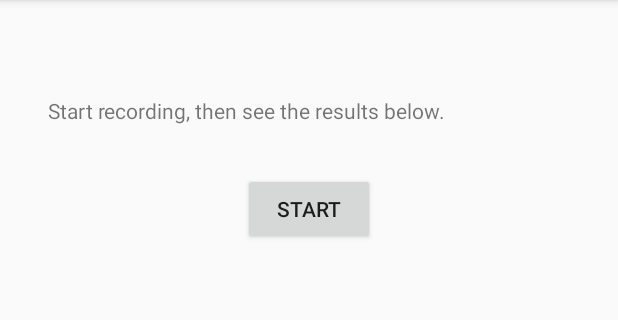
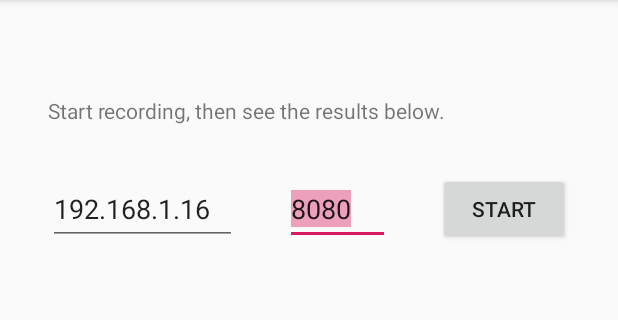
Before and after one commit to ericbf/LanguageHelper, an Android app: the screen it shows after launch (MainActivity), on a phone screen of 412 x 824 dp, the part 84-404 px from its top. Run offline under Robolectric (Android 15) with nearby library versions, the phone set to English and light mode, and no system bars.

Commit message:
Add field for host and port
This lets the user select the host and port of the socket that will receive the data.

```diff
--- a/app/src/main/java/life/ferreira/languagehelper/MainActivity.kt
+++ b/app/src/main/java/life/ferreira/languagehelper/MainActivity.kt
@@ -8,6 +8,7 @@ import android.media.MediaRecorder
 import android.os.AsyncTask
 import android.os.Bundle
 import android.widget.Button
+import android.widget.EditText
 import android.widget.TextView
 import androidx.appcompat.app.AppCompatActivity
 import androidx.core.app.ActivityCompat
@@ -22,6 +23,8 @@ class MainActivity : AppCompatActivity() {
     private lateinit var recorder: AudioRecord
     private lateinit var socket: Socket
 
+    private lateinit var host: EditText
+    private lateinit var port: EditText
     private lateinit var button: Button
     private lateinit var results: TextView
 
@@ -31,6 +34,8 @@ class MainActivity : AppCompatActivity() {
 
         this.checkPermissions()
 
+        host = findViewById(R.id.host)
+        port = findViewById(R.id.port)
         button = findViewById(R.id.start)
         results = findViewById(R.id.results)
 
@@ -50,7 +55,7 @@ class MainActivity : AppCompatActivity() {
     }
 
     private fun connect() {
-        this.socket = Socket("192.168.1.16", 8080)
+        this.socket = Socket(host.text.toString(), port.text.toString().toInt())
     }
 
     private fun disconnect() {
@@ -66,6 +71,8 @@ class MainActivity : AppCompatActivity() {
 
     private fun start() {
         this.button.text = "Stop"
+        this.host.isEnabled = false
+        this.port.isEnabled = false
         this.recording = true
 
         AsyncTask.execute {
@@ -147,6 +154,8 @@ class MainActivity : AppCompatActivity() {
     private fun stop() {
         this.recording = false
         this.button.text = "Start"
+        this.host.isEnabled = true
+        this.port.isEnabled = true
     }
 
     private fun getStack(err: Exception): String {
--- a/app/src/main/res/layout/activity_main.xml
+++ b/app/src/main/res/layout/activity_main.xml
@@ -25,13 +25,14 @@
         android:layout_width="wrap_content"
         android:layout_height="wrap_content"
         android:layout_marginTop="32dp"
+        android:layout_marginEnd="32dp"
         android:text="@string/startButtonText"
         app:layout_constraintEnd_toEndOf="parent"
-        app:layout_constraintStart_toStartOf="parent"
         app:layout_constraintTop_toBottomOf="@+id/label" />
 
 
     <ScrollView
+        android:id="@+id/scrollView2"
         android:layout_width="0dp"
         android:layout_height="0dp"
         android:layout_marginStart="32dp"
@@ -50,4 +51,39 @@
             android:inputType="textMultiLine" />
     </ScrollView>
 
+    <EditText
+        android:id="@+id/port"
+        android:layout_width="70dp"
+        android:layout_height="0dp"
+        android:layout_marginTop="32dp"
+        android:layout_marginEnd="32dp"
+        android:layout_marginBottom="32dp"
+        android:digits="0123456789."
+        android:ems="10"
+        android:hint="Port"
+        android:selectAllOnFocus="true"
+        android:singleLine="true"
+        android:text="8080"
+        app:layout_constraintBottom_toTopOf="@+id/scrollView2"
+        app:layout_constraintEnd_toStartOf="@+id/start"
+        app:layout_constraintTop_toBottomOf="@+id/label" />
+
+    <EditText
+        android:id="@+id/host"
+        android:layout_width="0dp"
+        android:layout_height="0dp"
+        android:layout_marginStart="32dp"
+        android:layout_marginTop="32dp"
+        android:layout_marginEnd="32dp"
+        android:layout_marginBottom="32dp"
+        android:ems="10"
+        android:hint="Host"
+        android:selectAllOnFocus="true"
+        android:singleLine="true"
+        android:text="192.168.1.16"
+        app:layout_constraintBottom_toTopOf="@+id/scrollView2"
+        app:layout_constraintEnd_toStartOf="@+id/port"
+        app:layout_constraintStart_toStartOf="parent"
+        app:layout_constraintTop_toBottomOf="@+id/label" />
+
 </androidx.constraintlayout.widget.ConstraintLayout>
```
